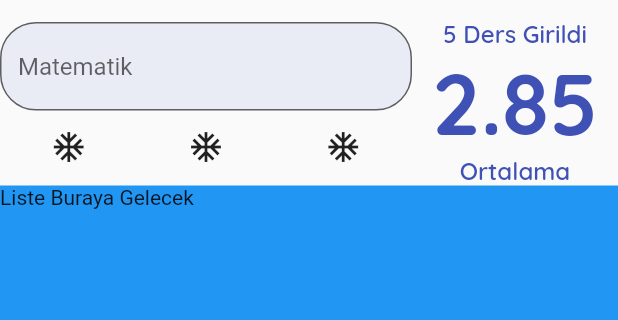
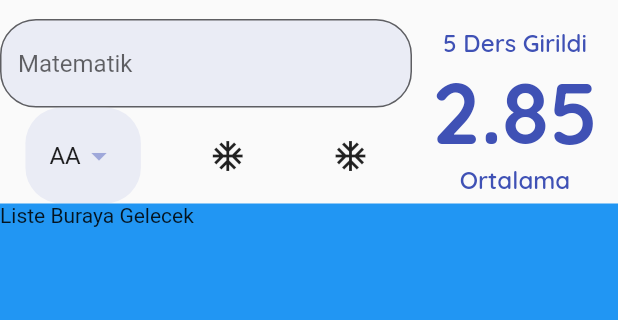
Before and after one commit to islamoktay/learning_process, a Flutter app: the screen it shows after launch, on a phone screen of 412 x 824 dp, the part 65-385 px from its top. Run offline on Flutter 3.47's test engine with Material 2 defaults, Android fonts, the light colour scheme and no system bars; our stand-ins replace email_validator, flutter_easyloading, google_fonts, palette_generator.

Commit message:
studied more

```diff
--- a/flutter/flutter_not_hesaplama_yeni/lib/constants/app_constants.dart
+++ b/flutter/flutter_not_hesaplama_yeni/lib/constants/app_constants.dart
@@ -25,4 +25,9 @@ class Sabitler {
     fontWeight: FontWeight.w800,
     color: anaRenk,
   );
+
+  static final dropDownPadding = EdgeInsets.symmetric(
+    horizontal: 16,
+    vertical: 8,
+  );
 }
--- /dev/null
+++ b/flutter/flutter_not_hesaplama_yeni/lib/helper/data_helper.dart
@@ -0,0 +1,55 @@
+import 'package:flutter/material.dart';
+
+class DataHelper {
+  static List<String> _createDersHarfNotlari() {
+    return ['AA', 'BA', 'BB', 'CB', 'CC', 'DC', 'DD', 'FD', 'FF'];
+  }
+
+  static double _harfiNotaCevir(String harf) {
+    switch (harf) {
+      case 'AA':
+        return 4;
+      case 'BA':
+        return 3.5;
+      case 'BB':
+        return 3;
+      case 'CB':
+        return 2.5;
+      case 'CC':
+        return 2;
+      case 'DC':
+        return 1.5;
+      case 'DD':
+        return 1;
+      case 'FD':
+        return 0.5;
+      case 'FF':
+        return 0.0;
+      default:
+        return 1;
+    }
+  }
+
+  static List<int> _tumKrediler() {
+    return List.generate(10, (index) => index + 1).toList();
+  }
+
+  static List<DropdownMenuItem<double>> tumDersHarfleri() {
+    return _createDersHarfNotlari()
+        .map((e) => DropdownMenuItem<double>(
+              child: Text(e),
+              value: _harfiNotaCevir(e),
+            ))
+        .toList();
+  }
+
+  static List<DropdownMenuItem<double>> tumKrediler() {
+    return List.generate(10, (index) => (index + 1))
+        .toList()
+        .map((e) => DropdownMenuItem(
+              child: Text(e.toString()),
+              value: e.toDouble(),
+            ))
+        .toList();
+  }
+}
--- a/flutter/flutter_not_hesaplama_yeni/lib/widgets/ortalama_goster.dart
+++ b/flutter/flutter_not_hesaplama_yeni/lib/widgets/ortalama_goster.dart
@@ -12,12 +12,13 @@ class OrtalamaGoster extends StatelessWidget {
   @override
   Widget build(BuildContext context) {
     return Column(
-      mainAxisAlignment: MainAxisAlignment.start,
+      mainAxisAlignment: MainAxisAlignment.center,
+      crossAxisAlignment: CrossAxisAlignment.center,
       children: [
         Text(dersSayisi > 0 ? "$dersSayisi Ders Girildi" : "Ders Seçiniz",
             style: Sabitler.ortalamaGosterBodyStyle),
         Text(
-          ortalama >= 0 ? "$ortalama" : "0.0",
+          ortalama >= 0 ? "${ortalama.toStringAsFixed(2)}" : "0.0",
           style: Sabitler.ortalamaStyle,
         ),
         Text(
--- a/flutter/flutter_not_hesaplama_yeni/lib/widgets/ortalama_hesapla_page.dart
+++ b/flutter/flutter_not_hesaplama_yeni/lib/widgets/ortalama_hesapla_page.dart
@@ -1,5 +1,6 @@
 import 'package:flutter/material.dart';
 import 'package:flutter_not_hesaplama_yeni/constants/app_constants.dart';
+import 'package:flutter_not_hesaplama_yeni/helper/data_helper.dart';
 import 'package:flutter_not_hesaplama_yeni/widgets/ortalama_goster.dart';
 
 class OrtalamaHesapla extends StatefulWidget {
@@ -11,6 +12,7 @@ class OrtalamaHesapla extends StatefulWidget {
 
 class _OrtalamaHesaplaState extends State<OrtalamaHesapla> {
   GlobalKey<FormState> formKey = GlobalKey<FormState>();
+  double secilenDeger = 4;
 
   @override
   Widget build(BuildContext context) {
@@ -60,10 +62,7 @@ class _OrtalamaHesaplaState extends State<OrtalamaHesapla> {
           Row(
             mainAxisAlignment: MainAxisAlignment.spaceAround,
             children: [
-              IconButton(
-                onPressed: () {},
-                icon: Icon(Icons.ac_unit),
-              ),
+              _buildHarfler(),
               IconButton(
                 onPressed: () {},
                 icon: Icon(Icons.ac_unit),
@@ -91,4 +90,26 @@ class _OrtalamaHesaplaState extends State<OrtalamaHesapla> {
       ),
     );
   }
+
+  _buildHarfler() {
+    return Container(
+      padding: Sabitler.dropDownPadding,
+      decoration: BoxDecoration(
+        color: Sabitler.anaRenk.shade100.withOpacity(0.3),
+        borderRadius: Sabitler.borderGenel,
+      ),
+      child: DropdownButton<double>(
+        value: secilenDeger,
+        elevation: 16,
+        iconEnabledColor: Sabitler.anaRenk.shade200,
+        onChanged: (deger) {
+          setState(() {
+            secilenDeger = deger!;
+          });
+        },
+        underline: Container(),
+        items: DataHelper.tumDersHarfleri(),
+      ),
+    );
+  }
 }
```
Also changed, not shown: 2 other files.
